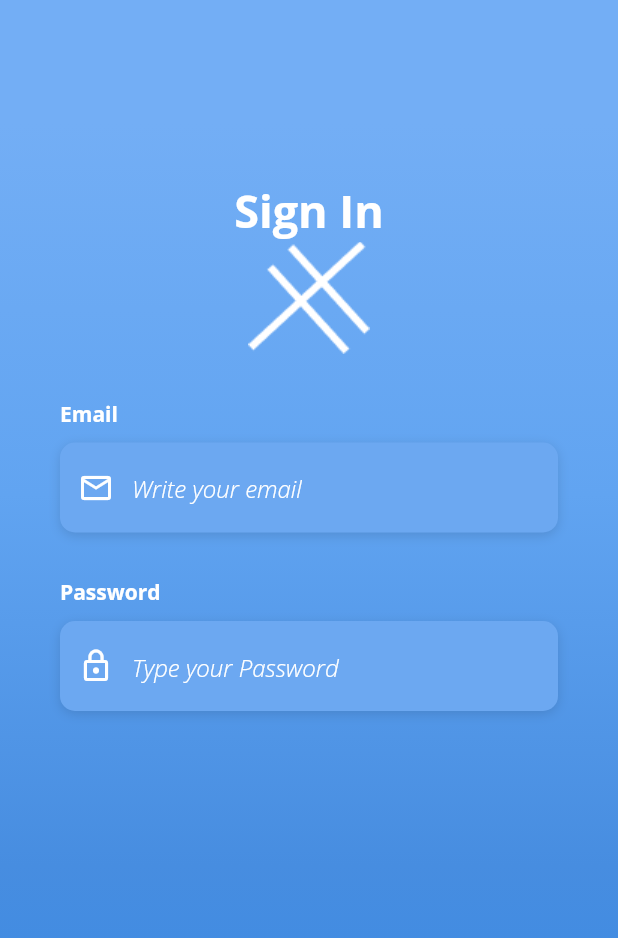
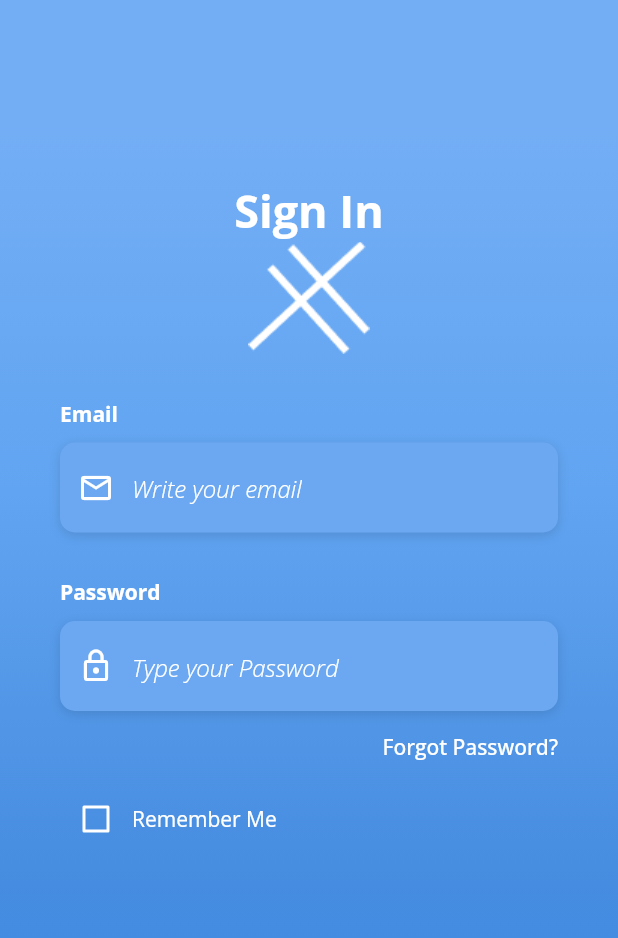
Before and after one commit to lordvlads77/FlutterUILoginScreen, a Flutter app: the screen it shows after launch, on a phone screen of 412 x 824 dp. Shown: the top 938 px of the screen. Run offline on Flutter 3.47's test engine with Material 2 defaults, Android fonts, the phone set to English and light mode, and no system bars.

Commit message:
Added ForPass and Remember me button and Checkbox | Added more custom Fonts

```diff
--- a/lib/login.dart
+++ b/lib/login.dart
@@ -1,4 +1,5 @@
 import 'package:flutter/material.dart';
+import 'styles.dart';
 
 class Login extends StatefulWidget {
   const Login({Key? key}) : super(key: key);
@@ -8,6 +9,9 @@ class Login extends StatefulWidget {
 }
 
 class _LoginState extends State<Login> {
+
+  bool _remember = false;
+
   @override
   Widget build(BuildContext context) {
     return  Scaffold(
@@ -170,6 +174,43 @@ class _LoginState extends State<Login> {
                       ),
                     ],
                   ),
+                  Container(
+                    alignment: Alignment.centerRight,
+                    child: MaterialButton(
+                        onPressed: () => print('Forgot Password Button Pressed'),
+                        padding: EdgeInsets.only(right: 0),
+                        child: Text(
+                          'Forgot Password?',
+                          style: lLoginStyle,
+                        ),
+                    ),
+                  ),
+                  Container(
+                    child: Row(
+                      children: [
+                        Theme(
+                            data: ThemeData(
+                              unselectedWidgetColor: Colors.white
+                            ),
+                            child: Checkbox(
+                                value: _remember,
+                                checkColor: Colors.indigo,
+                                activeColor: Colors.white,
+                                onChanged: (value) {
+                                  setState(() {
+                                    _remember = value!;
+                                  });
+                                },
+                            ),
+                        ),
+                        Text(
+                          'Remember Me',
+                          style: lLoginStyle,
+                        ),
+                      ],
+                    ),
+                  ),
+
                 ],
               ),
             ),
--- /dev/null
+++ b/lib/styles.dart
@@ -0,0 +1,6 @@
+import 'package:flutter/material.dart';
+
+final lLoginStyle = TextStyle(
+  color: Colors.white,
+  fontFamily: 'OpenSans',
+);
--- a/pubspec.yaml
+++ b/pubspec.yaml
@@ -94,5 +94,7 @@ flutter:
         - asset: fonts/OpenSans-Bold.ttf
         - asset: fonts/OpenSans-LightItalic.ttf
           style: italic
+        - asset: fonts/OpenSans-Regular.ttf
+        - asset: fonts/OpenSans-Medium.ttf
   # For details regarding fonts from package dependencies,
   # see https://flutter.dev/custom-fonts/#from-packages
```
Also changed, not shown: fonts/OpenSans-Medium.ttf (added), fonts/OpenSans-Regular.ttf (added), 1 other file.
